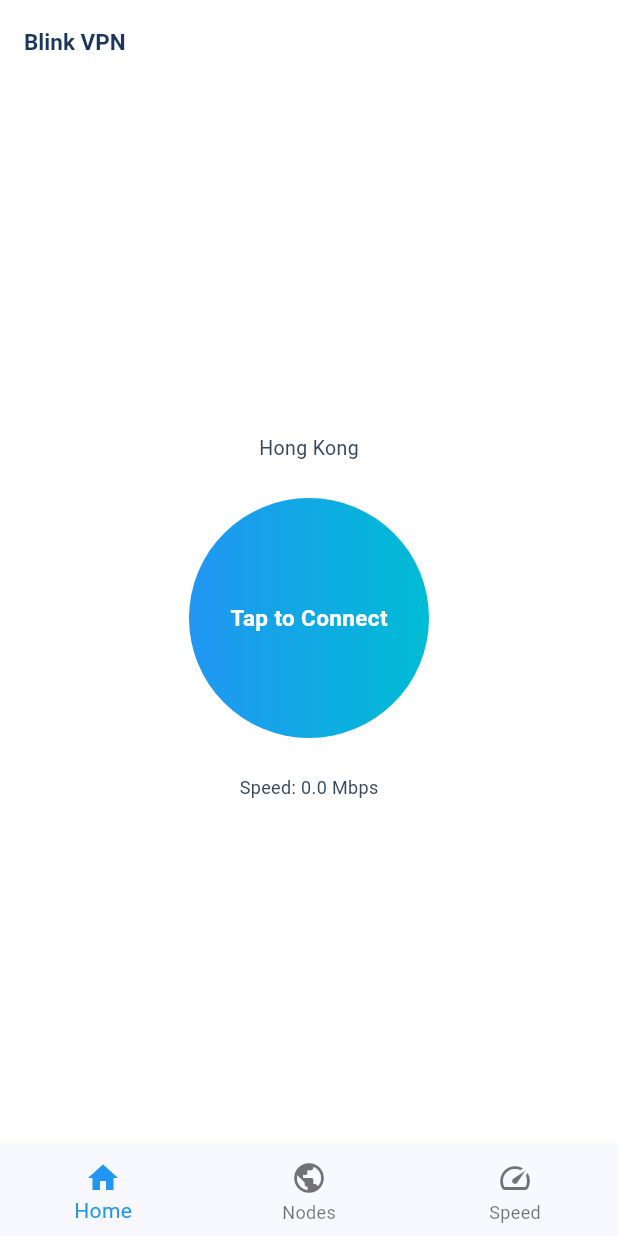
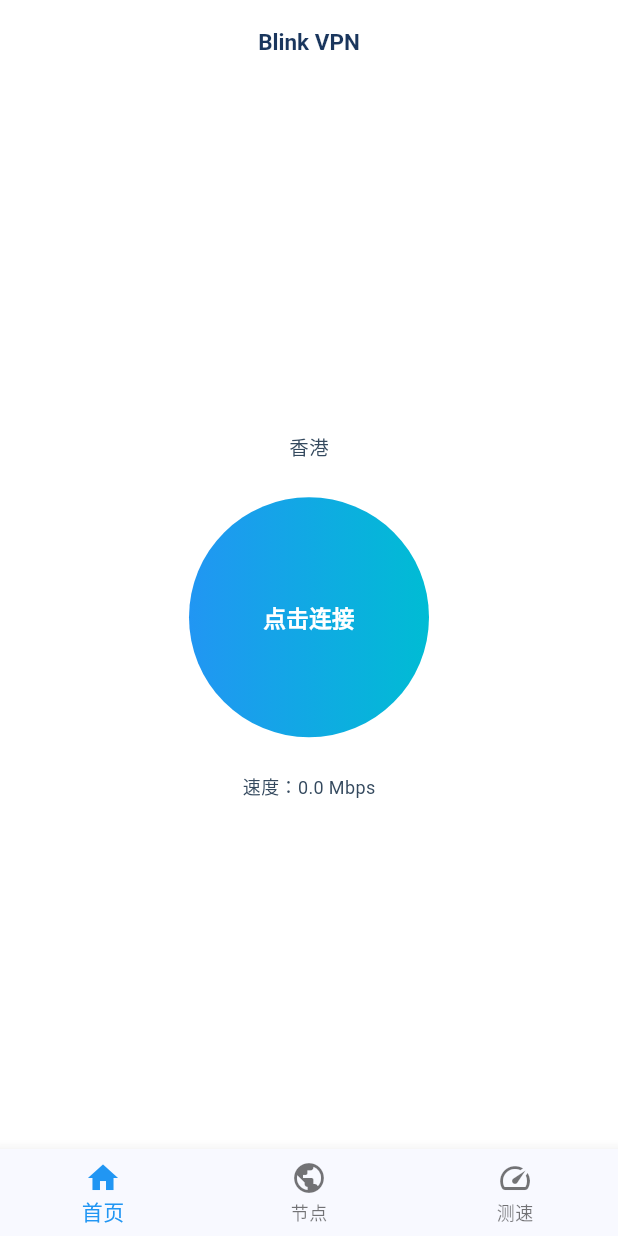
Before and after one commit to suanx/blink-vpn, a Flutter app: the screen it shows after launch, on a phone screen of 412 x 824 dp. Run offline on Flutter 3.47's test engine with Material 3 defaults, Android fonts, the phone set to English and light mode, and no system bars.

Commit message:
UI: all Chinese, centered brand, forced light theme; icon #2 as launcher icon

```diff
--- a/lib/main.dart
+++ b/lib/main.dart
@@ -14,7 +14,9 @@ class BlinkApp extends StatelessWidget {
     return MaterialApp(
       title: 'Blink VPN',
       theme: AppTheme.light,
-      darkTheme: AppTheme.dark,
+      // 只用浅色主题：不跟随系统深色模式，顶栏和页面颜色统一为白色
+      darkTheme: AppTheme.light,
+      themeMode: ThemeMode.light,
       home: const BlinkHome(),
     );
   }
@@ -56,9 +58,9 @@ class _BlinkHomeState extends State<BlinkHome> {
         currentIndex: index,
         onTap: (v) => setState(() => index = v),
         items: const [
-          BottomNavigationBarItem(icon: Icon(Icons.home), label: 'Home'),
-          BottomNavigationBarItem(icon: Icon(Icons.public), label: 'Nodes'),
-          BottomNavigationBarItem(icon: Icon(Icons.speed), label: 'Speed'),
+          BottomNavigationBarItem(icon: Icon(Icons.home), label: '首页'),
+          BottomNavigationBarItem(icon: Icon(Icons.public), label: '节点'),
+          BottomNavigationBarItem(icon: Icon(Icons.speed), label: '测速'),
         ],
       ),
     );
--- a/lib/screens/home_screen.dart
+++ b/lib/screens/home_screen.dart
@@ -8,15 +8,18 @@ class HomeScreen extends StatelessWidget {
   @override
   Widget build(BuildContext context) {
     return Scaffold(
-      appBar: AppBar(title: Text('Blink VPN')),
+      appBar: AppBar(
+        title: const Text('Blink VPN'),
+        centerTitle: true,
+      ),
       body: AnimatedBuilder(
         animation: service,
         builder: (context, _) => Center(
           child: Column(
             mainAxisAlignment: MainAxisAlignment.center,
             children: [
-              Text(service.currentNode?.name ?? 'No node selected', style: TextStyle(fontSize: 13)),
-              SizedBox(height: 24),
+              Text(service.currentNode?.name ?? '未选择节点', style: const TextStyle(fontSize: 13)),
+              const SizedBox(height: 24),
               GestureDetector(
                 onTap: () {
                   if (service.isConnected) {
@@ -28,20 +31,20 @@ class HomeScreen extends StatelessWidget {
                 child: Container(
                   width: 160,
                   height: 160,
-                  decoration: BoxDecoration(
+                  decoration: const BoxDecoration(
                     shape: BoxShape.circle,
-                    gradient: const LinearGradient(colors: [Colors.blue, Colors.cyan]),
+                    gradient: LinearGradient(colors: [Colors.blue, Colors.cyan]),
                   ),
                   child: Center(
                     child: Text(
-                      service.isConnecting ? 'Connecting...' : service.isConnected ? 'Connected' : 'Tap to Connect',
+                      service.isConnecting ? '连接中...' : service.isConnected ? '已连接' : '点击连接',
                       style: const TextStyle(color: Colors.white, fontSize: 15, fontWeight: FontWeight.bold),
                     ),
                   ),
                 ),
               ),
-              SizedBox(height: 24),
-              Text('Speed: ${service.lastSpeedMbps.toStringAsFixed(1)} Mbps', style: TextStyle(fontSize: 12)),
+              const SizedBox(height: 24),
+              Text('速度：${service.lastSpeedMbps.toStringAsFixed(1)} Mbps', style: const TextStyle(fontSize: 12)),
             ],
           ),
         ),
--- a/lib/screens/nodes_screen.dart
+++ b/lib/screens/nodes_screen.dart
@@ -7,7 +7,7 @@ class NodesScreen extends StatelessWidget {
   @override
   Widget build(BuildContext context) {
     return Scaffold(
-      appBar: AppBar(title: const Text('Select Node')),
+      appBar: AppBar(title: const Text('选择节点'), centerTitle: true),
       body: AnimatedBuilder(
         animation: service,
         builder: (_, __) => ListView.builder(
@@ -17,7 +17,7 @@ class NodesScreen extends StatelessWidget {
             return ListTile(
               leading: Text(n.flag, style: const TextStyle(fontSize: 20)),
               title: Text(n.name, style: const TextStyle(fontSize: 14)),
-              subtitle: Text('${n.city} - ${n.pingMs}ms - ${n.speedMbps} Mbps',
+              subtitle: Text('${n.city} · ${n.pingMs}毫秒 · ${n.speedMbps} Mbps',
                   style: const TextStyle(fontSize: 12)),
               trailing: n == service.currentNode ? const Icon(Icons.check) : null,
               onTap: () => service.selectNode(n),
--- a/lib/screens/speed_screen.dart
+++ b/lib/screens/speed_screen.dart
@@ -28,7 +28,7 @@ class _SpeedScreenState extends State<SpeedScreen> {
   @override
   Widget build(BuildContext context) {
     return Scaffold(
-      appBar: AppBar(title: const Text('Speed Test')),
+      appBar: AppBar(title: const Text('测速'), centerTitle: true),
       body: Center(
         child: Column(
           mainAxisAlignment: MainAxisAlignment.center,
@@ -42,18 +42,18 @@ class _SpeedScreenState extends State<SpeedScreen> {
               )
             else if (result != null)
               const Text(
-                'Test failed, try again',
+                '测速失败，请重试',
                 style: TextStyle(fontSize: 13),
               )
             else
               const Text(
-                'Tap Start to test your speed',
+                '点击开始，测试你的速度',
                 style: TextStyle(fontSize: 13),
               ),
             const SizedBox(height: 24),
             ElevatedButton(
               onPressed: testing ? null : runTest,
-              child: const Text('Start Test'),
+              child: const Text('开始测速'),
             ),
           ],
         ),
--- a/lib/services/vpn_service.dart
+++ b/lib/services/vpn_service.dart
@@ -10,10 +10,10 @@ class VpnService extends ChangeNotifier {
   double lastSpeedMbps = 0;
 
   final List<Node> nodes = const [
-    Node(id: 'hk', name: 'Hong Kong', country: 'Hong Kong', city: 'Hong Kong', flag: '🇭🇰', pingMs: 32, speedMbps: 120, protocol: 'VLESS'),
-    Node(id: 'jp', name: 'Japan', country: 'Japan', city: 'Tokyo', flag: '🇯🇵', pingMs: 78, speedMbps: 85, protocol: 'VLESS'),
-    Node(id: 'sg', name: 'Singapore', country: 'Singapore', city: 'Singapore', flag: '🇸🇬', pingMs: 55, speedMbps: 98, protocol: 'VLESS'),
-    Node(id: 'us', name: 'United States', country: 'United States', city: 'Los Angeles', flag: '🇺🇸', pingMs: 180, speedMbps: 45, protocol: 'VLESS'),
+    Node(id: 'hk', name: '香港', country: '香港', city: '香港', flag: '🇭🇰', pingMs: 32, speedMbps: 120, protocol: 'VLESS'),
+    Node(id: 'jp', name: '日本', country: '日本', city: '东京', flag: '🇯🇵', pingMs: 78, speedMbps: 85, protocol: 'VLESS'),
+    Node(id: 'sg', name: '新加坡', country: '新加坡', city: '新加坡', flag: '🇸🇬', pingMs: 55, speedMbps: 98, protocol: 'VLESS'),
+    Node(id: 'us', name: '美国', country: '美国', city: '洛杉矶', flag: '🇺🇸', pingMs: 180, speedMbps: 45, protocol: 'VLESS'),
   ];
 
   void selectNode(Node node) {
--- a/lib/theme/app_theme.dart
+++ b/lib/theme/app_theme.dart
@@ -14,6 +14,9 @@ class AppTheme {
     scaffoldBackgroundColor: Colors.white,
     appBarTheme: AppBarTheme(
       backgroundColor: Colors.white,
+      foregroundColor: _blue,
+      elevation: 0,
+      centerTitle: true,
       titleTextStyle: TextStyle(color: _blue, fontSize: 15, fontWeight: FontWeight.w600),
     ),
     textTheme: const TextTheme(
```
Also changed, not shown: 6 other files.
